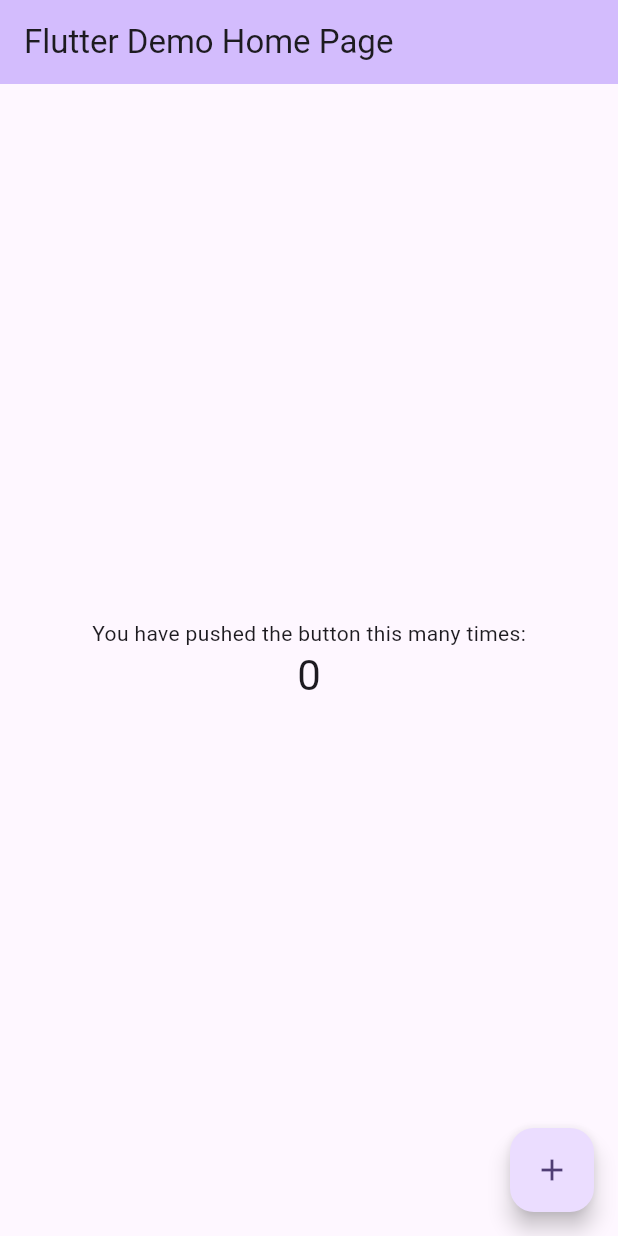
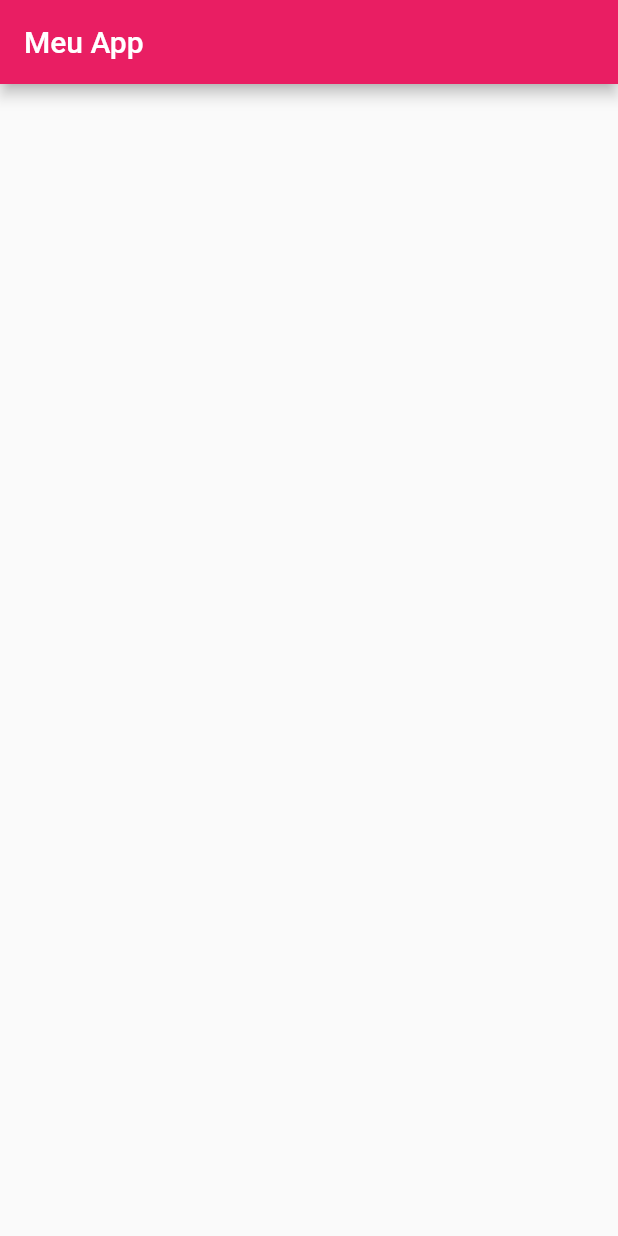
Before and after one commit to prgalhardo/calcular-imc-flutter, a Flutter app: the screen it shows after launch, on a phone screen of 412 x 824 dp. Run offline on Flutter 3.47's test engine with Material 2 defaults, Android fonts, the phone set to English and light mode, and no system bars.

Commit message:
Preparando ambiente de desenvolvimento

```diff
--- a/myapp/lib/main.dart
+++ b/myapp/lib/main.dart
@@ -5,121 +5,34 @@ void main() {
 }
 
 class MyApp extends StatelessWidget {
-  const MyApp({super.key});
+  const MyApp({Key? key}) : super(key: key);
 
-  // This widget is the root of your application.
   @override
   Widget build(BuildContext context) {
     return MaterialApp(
-      title: 'Flutter Demo',
+    debugShowCheckedModeBanner: false,
     theme: ThemeData(
-        // This is the theme of your application.
-        //
-        // TRY THIS: Try running your application with "flutter run". You'll see
-        // the application has a blue toolbar. Then, without quitting the app,
-        // try changing the seedColor in the colorScheme below to Colors.green
-        // and then invoke "hot reload" (save your changes or press the "hot
-        // reload" button in a Flutter-supported IDE, or press "r" if you used
-        // the command line to start the app).
-        //
-        // Notice that the counter didn't reset back to zero; the application
-        // state is not lost during the reload. To reset the state, use hot
-        // restart instead.
-        //
-        // This works for code too, not just values: Most code changes can be
-        // tested with just a hot reload.
-        colorScheme: ColorScheme.fromSeed(seedColor: Colors.deepPurple),
-        useMaterial3: true,
+      primarySwatch: Colors.pink,
     ),
-      home: const MyHomePage(title: 'Flutter Demo Home Page'),
+    home: const HomePage(),
   );
   }
 }
 
-class MyHomePage extends StatefulWidget {
-  const MyHomePage({super.key, required this.title});
-
-  // This widget is the home page of your application. It is stateful, meaning
-  // that it has a State object (defined below) that contains fields that affect
-  // how it looks.
-
-  // This class is the configuration for the state. It holds the values (in this
-  // case the title) provided by the parent (in this case the App widget) and
-  // used by the build method of the State. Fields in a Widget subclass are
-  // always marked "final".
-
-  final String title;
+class HomePage extends StatefulWidget {
+  const HomePage({Key? key}) : super(key: key);
 
   @override
-  State<MyHomePage> createState() => _MyHomePageState();
+  State<HomePage> createState() => _HomePageState();
 }
 
-class _MyHomePageState extends State<MyHomePage> {
-  int _counter = 0;
-
-  void _incrementCounter() {
-    setState(() {
-      // This call to setState tells the Flutter framework that something has
-      // changed in this State, which causes it to rerun the build method below
-      // so that the display can reflect the updated values. If we changed
-      // _counter without calling setState(), then the build method would not be
-      // called again, and so nothing would appear to happen.
-      _counter++;
-    });
-  }
-
+class _HomePageState extends State<HomePage> {
   @override
   Widget build(BuildContext context) {
-    // This method is rerun every time setState is called, for instance as done
-    // by the _incrementCounter method above.
-    //
-    // The Flutter framework has been optimized to make rerunning build methods
-    // fast, so that you can just rebuild anything that needs updating rather
-    // than having to individually change instances of widgets.
     return Scaffold(
       appBar: AppBar(
-        // TRY THIS: Try changing the color here to a specific color (to
-        // Colors.amber, perhaps?) and trigger a hot reload to see the AppBar
-        // change color while the other colors stay the same.
-        backgroundColor: Theme.of(context).colorScheme.inversePrimary,
-        // Here we take the value from the MyHomePage object that was created by
-        // the App.build method, and use it to set our appbar title.
-        title: Text(widget.title),
+        title: Text("Meu App"),
       ),
-      body: Center(
-        // Center is a layout widget. It takes a single child and positions it
-        // in the middle of the parent.
-        child: Column(
-          // Column is also a layout widget. It takes a list of children and
-          // arranges them vertically. By default, it sizes itself to fit its
-          // children horizontally, and tries to be as tall as its parent.
-          //
-          // Column has various properties to control how it sizes itself and
-          // how it positions its children. Here we use mainAxisAlignment to
-          // center the children vertically; the main axis here is the vertical
-          // axis because Columns are vertical (the cross axis would be
-          // horizontal).
-          //
-          // TRY THIS: Invoke "debug painting" (choose the "Toggle Debug Paint"
-          // action in the IDE, or press "p" in the console), to see the
-          // wireframe for each widget.
-          mainAxisAlignment: MainAxisAlignment.center,
-          children: <Widget>[
-            const Text(
-              'You have pushed the button this many times:',
-            ),
-            Text(
-              '$_counter',
-              style: Theme.of(context).textTheme.headlineMedium,
-            ),
-          ],
-        ),
-      ),
-      floatingActionButton: FloatingActionButton(
-        onPressed: _incrementCounter,
-        tooltip: 'Increment',
-        child: const Icon(Icons.add),
-      ), // This trailing comma makes auto-formatting nicer for build methods.
     );
   }
 }
```
Lines whose indentation alone changed are shown as unchanged.
